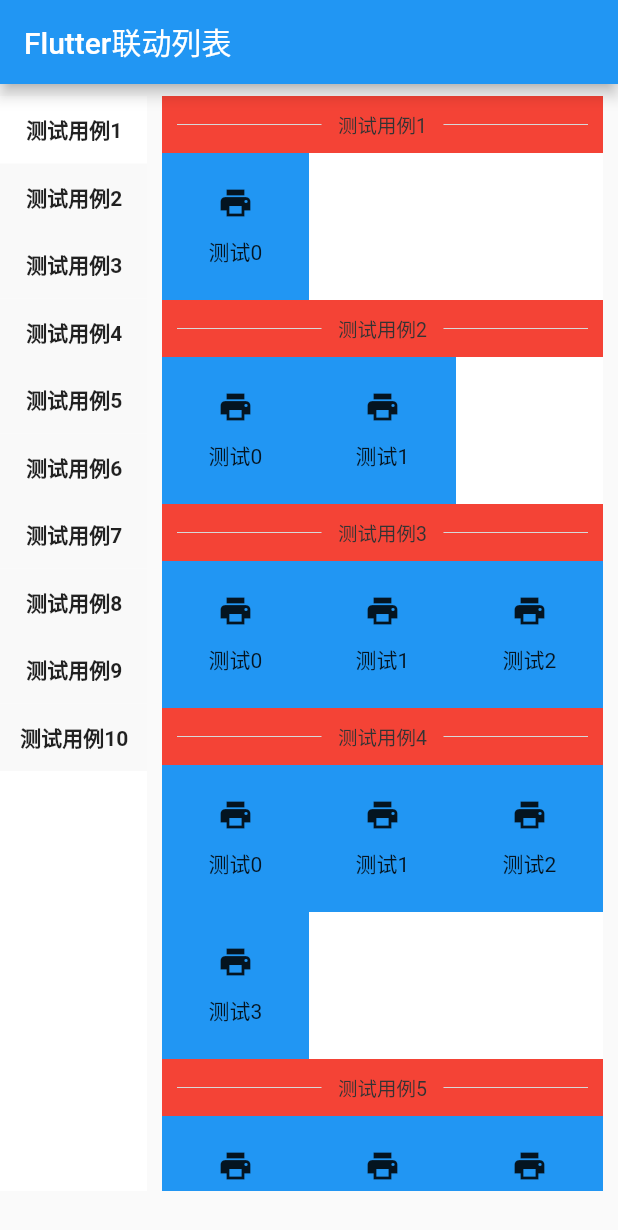
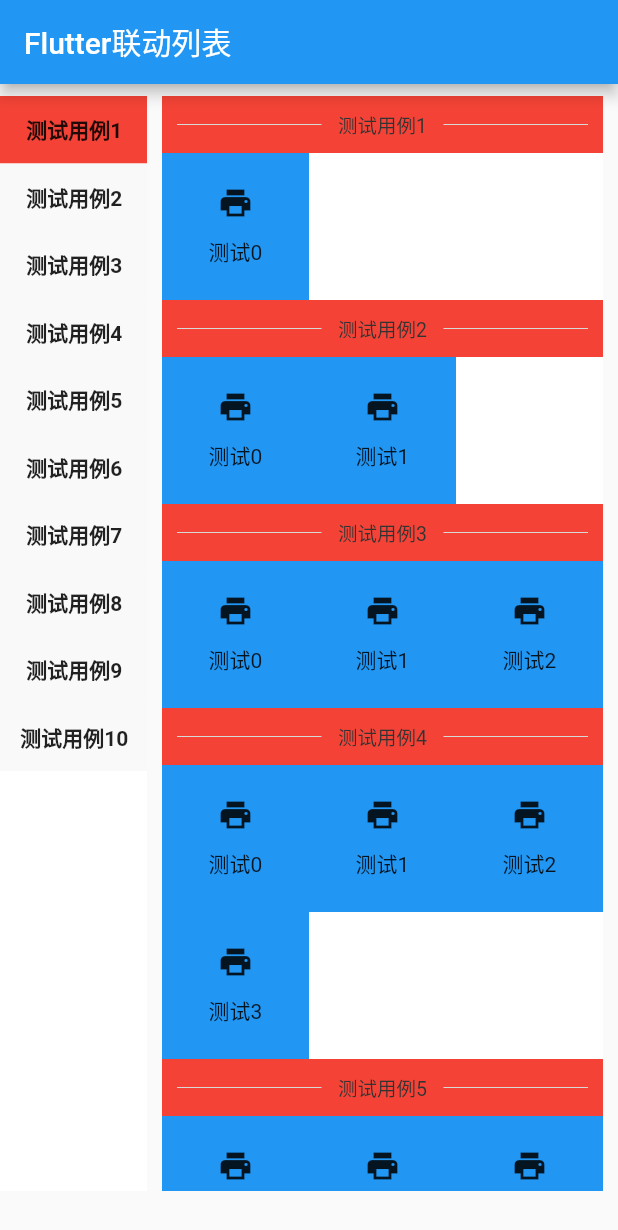
Before and after one commit to NeverOvO/flutterlinkagerollinglist, a Flutter app: the screen it shows after launch, on a phone screen of 412 x 824 dp. Shown: the top 1230 px of the screen. Run offline on Flutter 3.47's test engine with Material 2 defaults, Android fonts, the phone set to English and light mode, and no system bars.

Commit message:
增加提示

```diff
--- a/lib/main.dart
+++ b/lib/main.dart
@@ -59,6 +59,7 @@ class _LinkageRollingPageState extends State<LinkageRollingPage> {
   final List ll =[1,2,3,4,5,6,7,8,9,15];
 
 
+  //这个数组是用来计算，右侧每一页要跳转到标题的高度，属于累加
   final List _rightOffSetStepList = [];
 
   //这里是对于最后一个项目后填入空白空间来保证右侧ListView可以被滑动到顶部，会在_calculation（）方法中计算实际高度
@@ -101,6 +102,7 @@ class _LinkageRollingPageState extends State<LinkageRollingPage> {
 
   //计算右侧的一页高度
   void _calculation(){
+    //这个数组用来计算单独一个List的页面高度
     List rightListStep = [];
     _rightOffSetStepList.clear();
 
@@ -173,7 +175,7 @@ class _LinkageRollingPageState extends State<LinkageRollingPage> {
             child: Container(
               height: leftItemHeight,
               padding: const EdgeInsets.fromLTRB(1, 0, 0, 0),
-              color: _indexLeft == index ? Colors.white : const Color.fromRGBO(249, 249, 249, 1),
+              color: _indexLeft == index ? Colors.red : const Color.fromRGBO(249, 249, 249, 1),
               child:  Text(_left[index].toString(),style: const TextStyle(fontSize: 14,fontWeight: FontWeight.w600),),
               alignment: Alignment.center,
             ),
```
